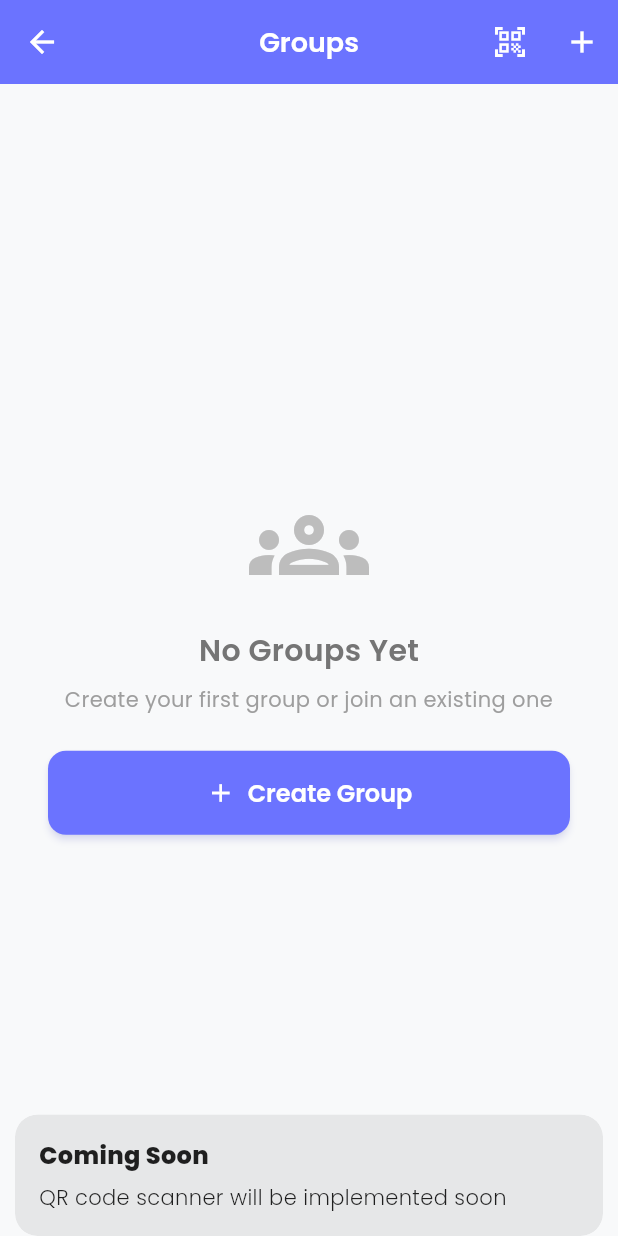
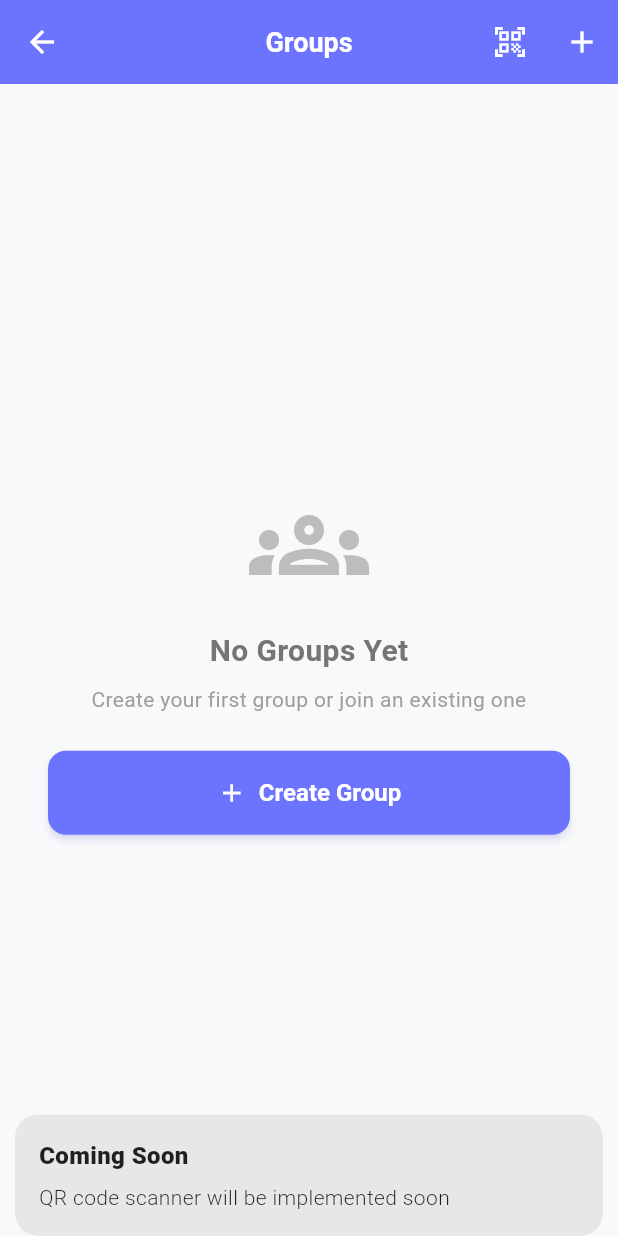
Before and after one commit to Shoaib-12030/friendcircle, a Flutter app: the GroupsScreen screen opened by its route, after a tap on the "qr code scanner" icon, on a phone screen of 412 x 824 dp. Run offline on Flutter 3.47's test engine with Material 3 defaults, Android fonts, the light colour scheme and no system bars; our stand-ins replace cloud_firestore, firebase_auth, firebase_core, get, google_sign_in, socket_io_client; accounts and stored records are empty.

Commit message:
Fix font configuration issues
- Comment out Poppins font references in pubspec.yaml until font files are available
- Remove all fontFamily references from app theme to use system fonts
- Fixes asset compilation error preventing web launch

```diff
--- a/lib/core/app_theme.dart
+++ b/lib/core/app_theme.dart
@@ -47,7 +47,6 @@ class AppTheme {
     ),
     scaffoldBackgroundColor: backgroundColor,
     cardColor: cardColor,
-    fontFamily: 'Poppins',
 
     // AppBar Theme
     appBarTheme: const AppBarTheme(
@@ -56,7 +55,7 @@ class AppTheme {
       elevation: 0,
       centerTitle: true,
       titleTextStyle: TextStyle(
-        fontFamily: 'Poppins',
+
         fontSize: 18,
         fontWeight: FontWeight.w600,
         color: Colors.white,
@@ -74,7 +73,7 @@ class AppTheme {
         ),
         padding: const EdgeInsets.symmetric(horizontal: 24, vertical: 12),
         textStyle: const TextStyle(
-          fontFamily: 'Poppins',
+
           fontSize: 16,
           fontWeight: FontWeight.w600,
         ),
@@ -86,7 +85,7 @@ class AppTheme {
       style: TextButton.styleFrom(
         foregroundColor: primaryColor,
         textStyle: const TextStyle(
-          fontFamily: 'Poppins',
+
           fontSize: 16,
           fontWeight: FontWeight.w600,
         ),
@@ -115,7 +114,7 @@ class AppTheme {
         borderSide: const BorderSide(color: errorColor),
       ),
       hintStyle: const TextStyle(
-        fontFamily: 'Poppins',
+
         color: textHint,
       ),
     ),
@@ -165,7 +164,6 @@ class AppTheme {
     ),
     scaffoldBackgroundColor: const Color(0xFF121212),
     cardColor: const Color(0xFF1E1E1E),
-    fontFamily: 'Poppins',
 
     // AppBar Theme
     appBarTheme: const AppBarTheme(
@@ -174,7 +172,7 @@ class AppTheme {
       elevation: 0,
       centerTitle: true,
       titleTextStyle: TextStyle(
-        fontFamily: 'Poppins',
+
         fontSize: 18,
         fontWeight: FontWeight.w600,
         color: Colors.white,
--- a/lib/screens/splash_screen.dart
+++ b/lib/screens/splash_screen.dart
@@ -145,7 +145,8 @@ class _SplashScreenState extends State<SplashScreen>
                         width: 40,
                         height: 40,
                         child: CircularProgressIndicator(
-                          valueColor: AlwaysStoppedAnimation<Color>(Colors.white),
+                          valueColor:
+                              AlwaysStoppedAnimation<Color>(Colors.white),
                           strokeWidth: 3,
                         ),
                       ),
```
Also changed, not shown: lib/services/database_service.dart (+21 -10 lines), pubspec.yaml (+11 -10 lines), lib/screens/home/main_screen.dart (line endings or trailing spaces), lib/services/socket_service.dart (line endings or trailing spaces), lib/widgets/custom_button.dart (line endings or trailing spaces).
